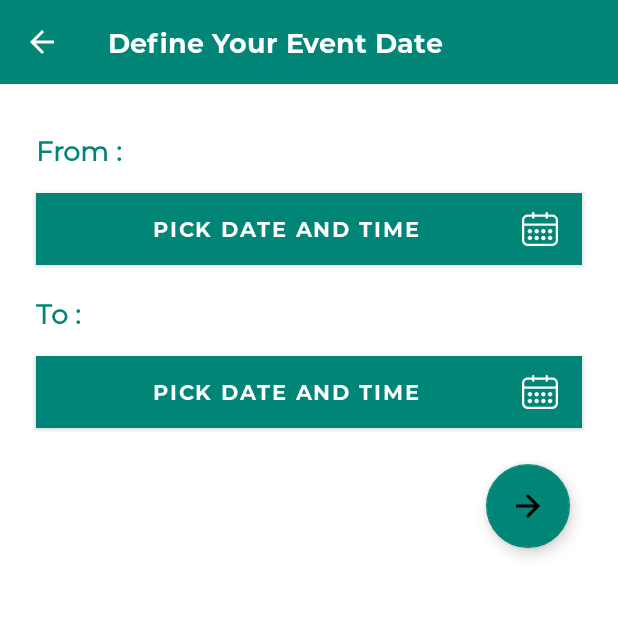
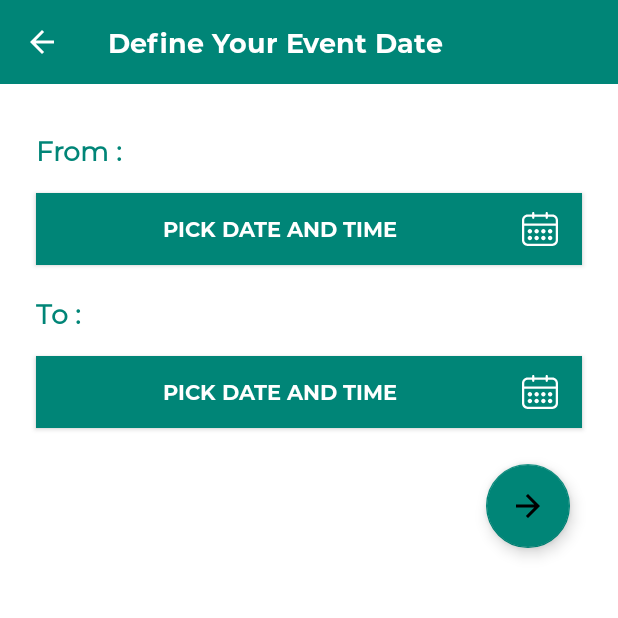
Before and after one commit to brucekid96/ikirori, an Android app: the StartAndEndDate screen opened directly, with no data from a screen before it, on a phone screen of 412 x 824 dp, the top half of it. Run offline under Robolectric (Android 15) with nearby library versions, the phone set to English and light mode, and no system bars.

```diff
--- a/app/src/main/java/io/ingodo/ikirori/Draft.java
+++ b/app/src/main/java/io/ingodo/ikirori/Draft.java
@@ -110,7 +110,7 @@ public class Draft extends Fragment implements OnDeleteClickListener {
   }
 
     public interface OnFragmentInteractionListener {
-        // TODO: Update argument type and name
+
         void onFragmentInteraction(Uri uri);
     }
 }
--- a/app/src/main/java/io/ingodo/ikirori/HomeActivity.java
+++ b/app/src/main/java/io/ingodo/ikirori/HomeActivity.java
@@ -6,14 +6,9 @@ import android.graphics.Color;
 import android.net.Uri;
 import android.os.Build;
 import android.os.Bundle;
-
 import com.google.android.material.tabs.TabLayout;
 import androidx.core.app.ActivityCompat;
-import androidx.core.view.MenuItemCompat;
 import androidx.viewpager.widget.ViewPager;
-import androidx.appcompat.app.AppCompatDelegate;
-import androidx.appcompat.widget.SearchView;
-
 import com.google.android.material.navigation.NavigationView;
 import androidx.core.view.GravityCompat;
 import androidx.drawerlayout.widget.DrawerLayout;
--- a/app/src/main/res/layout/start_and_end_date.xml
+++ b/app/src/main/res/layout/start_and_end_date.xml
@@ -72,7 +72,7 @@
     app:srcCompat="@drawable/ic_arrow_forward_white_24dp"
     android:focusable="true"/>
 
-  <Button
+  <androidx.appcompat.widget.AppCompatButton
     android:id="@+id/create_event_startdate"
     android:layout_width="0dp"
     android:layout_height="wrap_content"
@@ -89,7 +89,7 @@
     app:layout_constraintTop_toBottomOf="@+id/Start__date_textview"/>
 
 
-    <Button
+    <androidx.appcompat.widget.AppCompatButton
         android:id="@+id/create_event_enddate"
         android:layout_width="0dp"
         android:layout_height="wrap_content"
--- a/app/src/main/res/values/strings.xml
+++ b/app/src/main/res/values/strings.xml
@@ -32,7 +32,8 @@
         <item>Transmettre les frais</item>
         <item >Frais Inclus</item>
     </string-array>
-
-    <!-- TODO: Remove or change this placeholder text -->
     <string name="hello_blank_fragment">Hello blank fragment</string>
+    <string name="live_tab">Live</string>
+    <string name="past_tab">Past</string>
+    <string name="draft_tab">Draft</string>
 </resources>
```
Also changed, not shown: app/src/main/res/layout/content_home.xml (+0 -11 lines), app/src/main/res/layout/title_and_description_layout.xml (+4 -4 lines).
